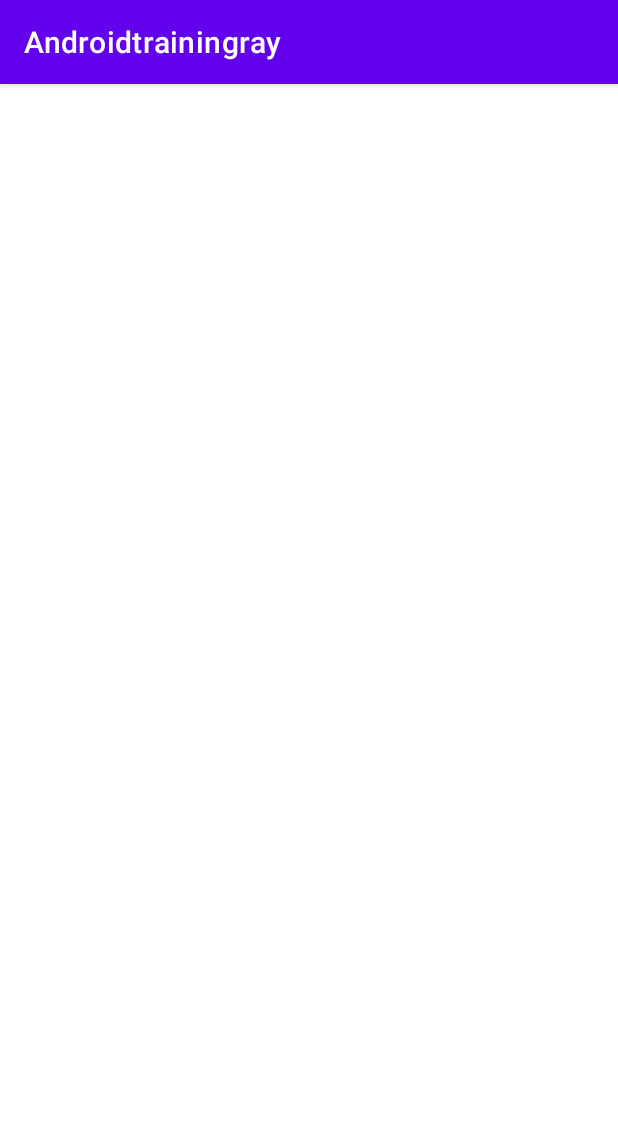
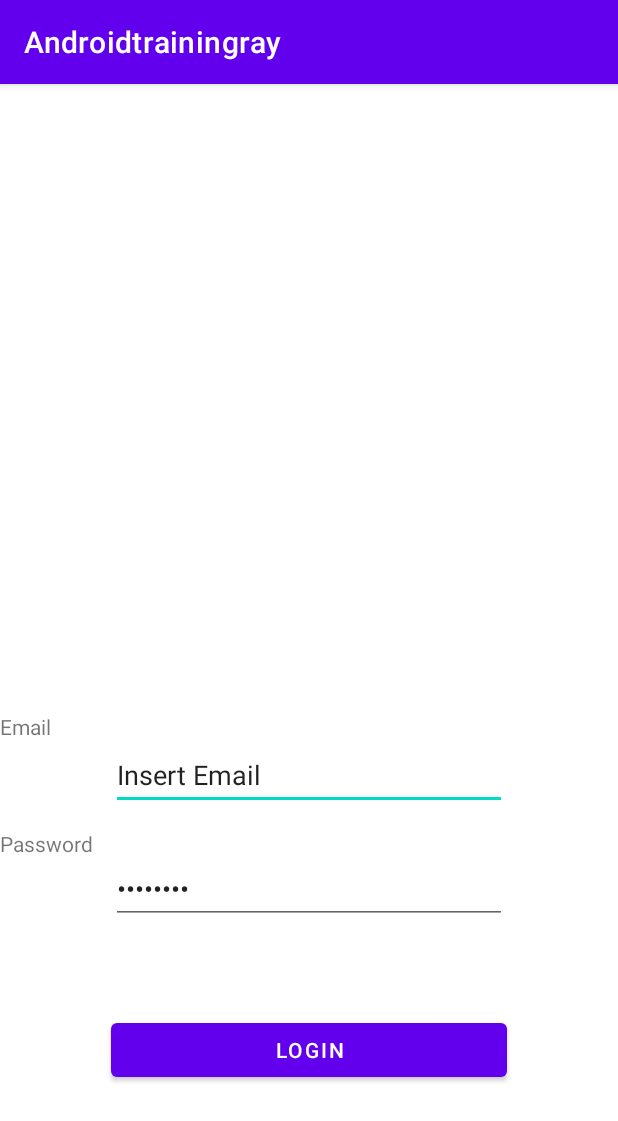
Before and after one commit to raytumb/androidtraining, an Android app: the screen it shows after launch (LoginActivity), on a phone screen of 412 x 824 dp. Shown: the top 1121 px of the screen. Run offline under Robolectric (Android 15) with nearby library versions, the phone set to English and light mode, and no system bars.

Commit message:
c3
autolayout

```diff
--- a/app/src/main/res/layout/activity_login.xml
+++ b/app/src/main/res/layout/activity_login.xml
@@ -6,4 +6,67 @@
     android:layout_height="match_parent"
     tools:context=".LoginActivity">
 
+    <EditText
+        android:id="@+id/editTextTextEmailAddress"
+        android:layout_width="264dp"
+        android:layout_height="46dp"
+        android:layout_marginBottom="30dp"
+        android:ems="10"
+        android:inputType="textEmailAddress"
+        android:text="Insert Email"
+        app:layout_constraintBottom_toTopOf="@+id/editTextTextPassword"
+        app:layout_constraintEnd_toEndOf="parent"
+        app:layout_constraintStart_toStartOf="parent" />
+
+    <Button
+        android:id="@+id/button"
+        android:layout_width="264dp"
+        android:layout_height="wrap_content"
+        android:layout_marginBottom="100dp"
+        android:text="Login"
+        app:layout_constraintBottom_toBottomOf="parent"
+        app:layout_constraintEnd_toEndOf="parent"
+        app:layout_constraintStart_toStartOf="parent" />
+
+    <TextView
+        android:id="@+id/textView2"
+        android:layout_width="wrap_content"
+        android:layout_height="wrap_content"
+        android:layout_marginBottom="44dp"
+        android:text="Password"
+        app:layout_constraintBottom_toBottomOf="@+id/editTextTextPassword"
+        tools:layout_editor_absoluteX="48dp" />
+
+    <EditText
+        android:id="@+id/editTextTextPassword"
+        android:layout_width="264dp"
+        android:layout_height="46dp"
+        android:layout_marginBottom="60dp"
+        android:ems="10"
+        android:inputType="textPassword"
+        android:text="Password"
+        app:layout_constraintBottom_toTopOf="@+id/button"
+        app:layout_constraintEnd_toEndOf="parent"
+        app:layout_constraintStart_toStartOf="parent" />
+
+    <TextView
+        android:id="@+id/textView"
+        android:layout_width="wrap_content"
+        android:layout_height="wrap_content"
+        android:layout_marginBottom="46dp"
+        android:text="Email"
+        app:layout_constraintBottom_toBottomOf="@+id/editTextTextEmailAddress"
+        tools:layout_editor_absoluteX="48dp" />
+
+    <ImageView
+        android:id="@+id/imageView"
+        android:layout_width="wrap_content"
+        android:layout_height="wrap_content"
+        app:layout_constraintBottom_toTopOf="@+id/editTextTextEmailAddress"
+        app:layout_constraintEnd_toEndOf="parent"
+        app:layout_constraintStart_toStartOf="parent"
+        app:layout_constraintTop_toTopOf="parent"
+        app:layout_constraintVertical_bias="0.489"
+        tools:srcCompat="@tools:sample/avatars" />
+
 </androidx.constraintlayout.widget.ConstraintLayout>
```
